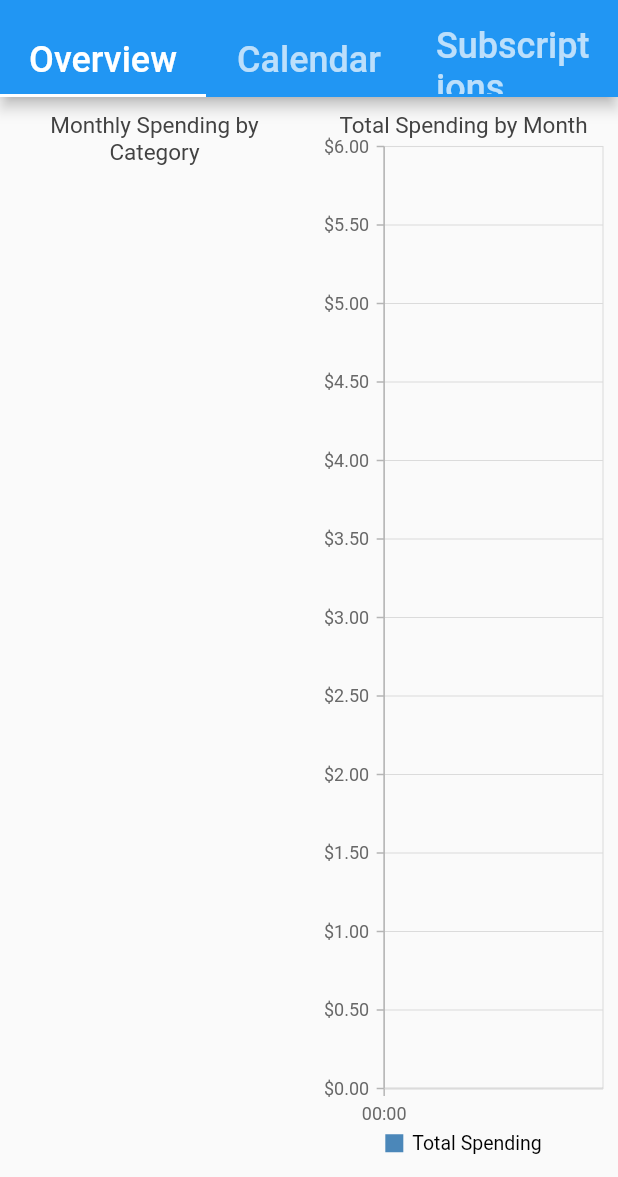
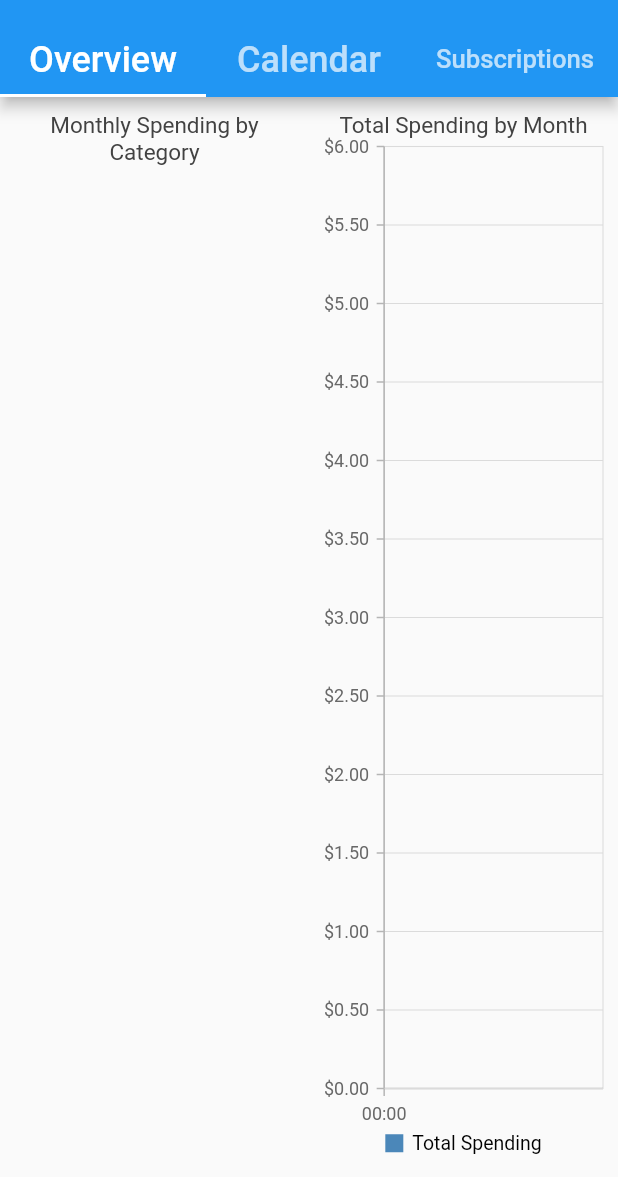
Before and after one commit to SubmarineApp/periscope, a Flutter app: the screen it shows after launch, on a phone screen of 412 x 824 dp, the part 59-1236 px from its top. Run offline on Flutter 3.47's test engine with Material 2 defaults, Android fonts, the phone set to English and light mode, and no system bars; our stand-ins replace dio, jiffy, syncfusion_flutter_calendar, syncfusion_flutter_charts, syncfusion_flutter_datagrid; missing offline and left inert: openapi_dart_common; statements that could not run were skipped.

Commit message:
Fixed tab names not fitting in tabs

```diff
--- a/lib/TitleBar.dart
+++ b/lib/TitleBar.dart
@@ -40,21 +40,27 @@ class _TitleBarState extends State<TitleBar> {
           bottom: TabBar(
             tabs: [
               Tab(
-                icon: Text(
+                icon: FittedBox(
+                  child: Text(
                     "Overview",
                     style: TextStyle(fontSize: 24),
                   ),
                 ),
+              ),
               Tab(
-                icon: Text(
+                icon: FittedBox(
+                  child: Text(
                     "Calendar",
                     style: TextStyle(fontSize: 24),
                   ),
                 ),
+              ),
               Tab(
-                icon: Text(
+                icon: FittedBox(
+                  child: Text(
                     "Subscriptions",
                     style: TextStyle(fontSize: 24),
+                  ),
                 ),
               ),
             ],
```
Lines whose indentation alone changed are shown as unchanged.
